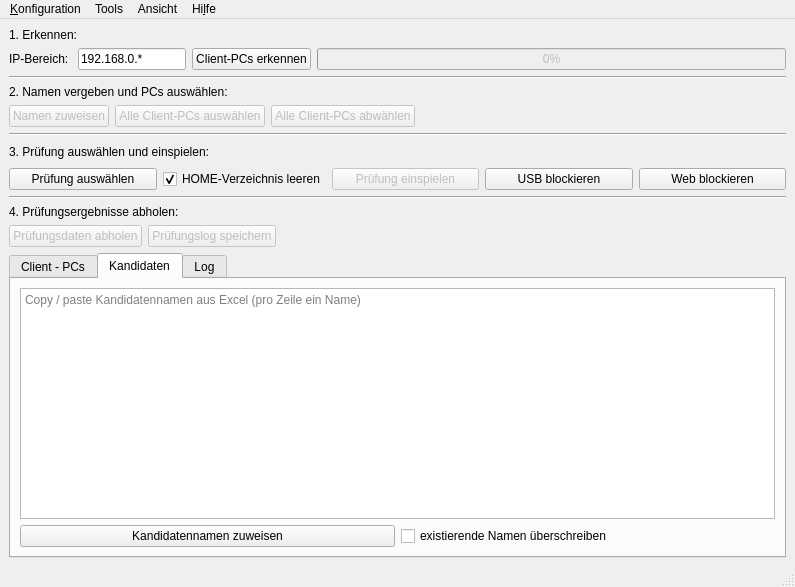
Before: the Qt Designer form ui/Ui_MainWindow2.ui in greenorca/ECMan, drawn with Qt 5.
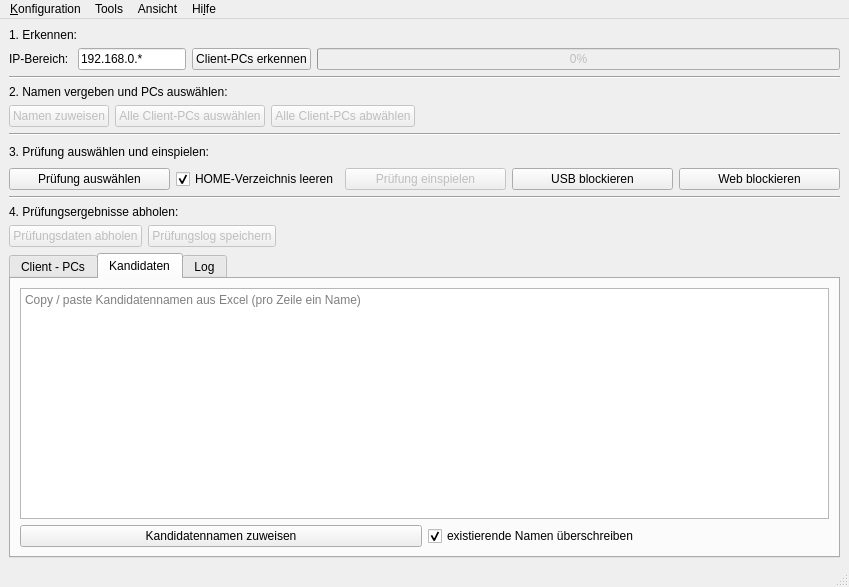
After: the same form once the commit is applied. The open tabs and pages were chosen to show the change. Icons and pictures are not drawn.

Commit message: rebootAll now removes all client instances from UI to ensure rescanning prior further actions. enabled 'overwriting of candidate names' checkbox by default

```diff
--- a/ui/Ui_MainWindow2.ui
+++ b/ui/Ui_MainWindow2.ui
@@ -6,7 +6,7 @@
    <rect>
     <x>0</x>
     <y>0</y>
-    <width>795</width>
+    <width>849</width>
     <height>587</height>
    </rect>
   </property>
@@ -369,6 +369,9 @@
           <property name="text">
            <string>existierende Namen überschreiben</string>
           </property>
+          <property name="checked">
+           <bool>true</bool>
+          </property>
          </widget>
         </item>
         <item row="0" column="0" colspan="2">
@@ -446,8 +449,8 @@
     <rect>
      <x>0</x>
      <y>0</y>
-     <width>795</width>
-     <height>22</height>
+     <width>849</width>
+     <height>24</height>
     </rect>
    </property>
    <widget class="QMenu" name="menuKonfiguration">
```
The commit also changes 3 other files.
